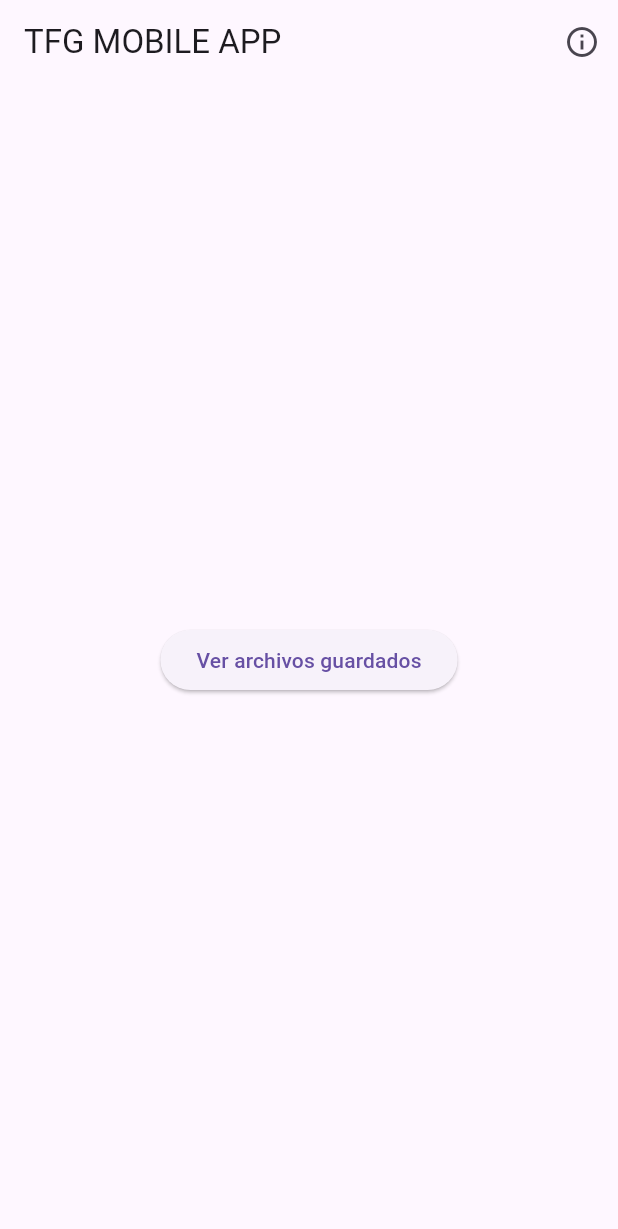
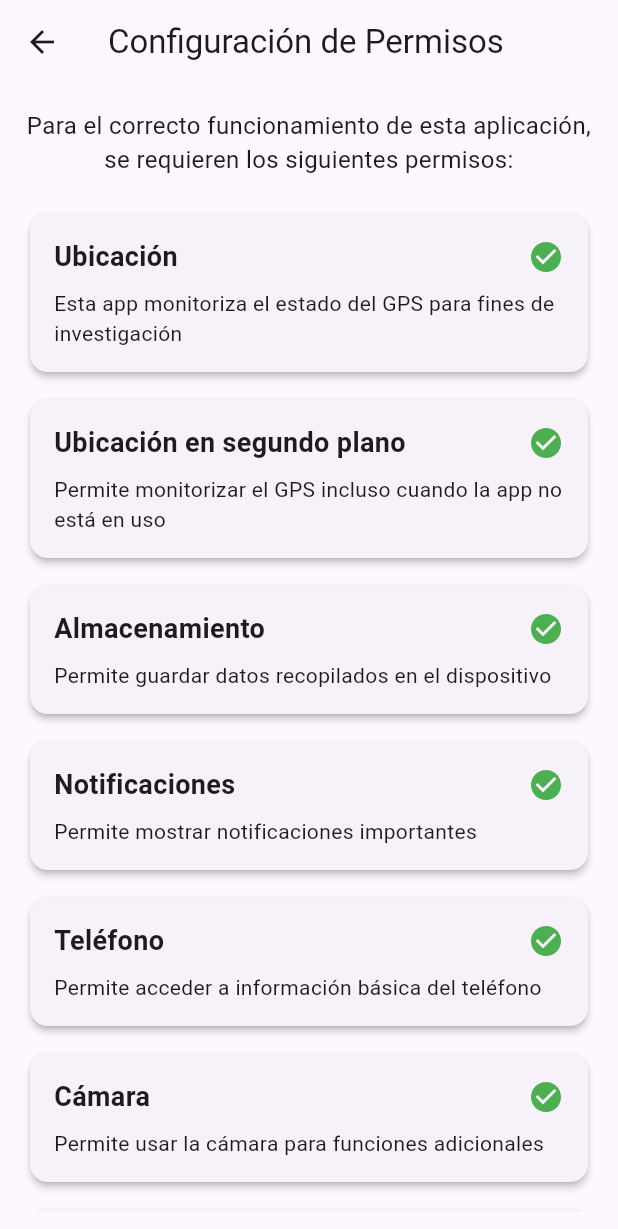
Before and after one commit to Ignacioelamo/TFG_Mobile_App, a Flutter app: the screen it shows after launch, on a phone screen of 412 x 824 dp. Shown: the top 1229 px of the screen. Run offline on Flutter 3.47's test engine with Material 3 defaults, Android fonts, the phone set to English and light mode, and no system bars; our stand-ins replace get_it, local_auth, open_file, permission_handler, shared_preferences, supabase_flutter; missing offline and left inert: app_permissions_monitor, workmanager; accounts and stored records are empty; statements that could not run were skipped.

Commit message:
Feature: Implementar pantallas de login y permisos + Actualizar flujo de navegación

```diff
--- /dev/null
+++ b/lib/view/permissions_screen.dart
@@ -0,0 +1,255 @@
+import 'package:flutter/material.dart';
+import 'package:permission_handler/permission_handler.dart';
+import 'package:flutter/foundation.dart';
+import '../core/services/permission_service.dart';
+
+class PermissionsScreen extends StatefulWidget {
+  const PermissionsScreen({Key? key}) : super(key: key);
+
+  @override
+  _PermissionsScreenState createState() => _PermissionsScreenState();
+}
+
+class _PermissionsScreenState extends State<PermissionsScreen> {
+  bool _isLoading = true;
+  bool _locationGranted = false;
+  bool _backgroundLocationGranted = false;
+  bool _storageGranted = false;
+  bool _notificationsGranted = false;
+  bool _phoneGranted = false;
+  bool _cameraGranted = false;
+  bool _contactsGranted = false;
+
+  @override
+  void initState() {
+    super.initState();
+    _checkAndRequestPermissions();
+  }
+
+  Future<void> _checkAndRequestPermissions() async {
+    setState(() {
+      _isLoading = true;
+    });
+
+    // Verificar todos los permisos necesarios
+    var locationStatus = await Permission.location.status;
+    var backgroundStatus = await Permission.locationAlways.status;
+    var storageStatus = await Permission.storage.status;
+    var notificationStatus = await Permission.notification.status;
+    var phoneStatus = await Permission.phone.status;
+    var cameraStatus = await Permission.camera.status;
+    var contactsStatus = await Permission.contacts.status;
+
+    setState(() {
+      _locationGranted = locationStatus.isGranted;
+      _backgroundLocationGranted = backgroundStatus.isGranted;
+      _storageGranted = storageStatus.isGranted;
+      _notificationsGranted = notificationStatus.isGranted;
+      _phoneGranted = phoneStatus.isGranted;
+      _cameraGranted = cameraStatus.isGranted;
+      _contactsGranted = contactsStatus.isGranted;
+      _isLoading = false;
+    });
+  }
+
+  // Solicitar permiso de ubicación
+  Future<void> _requestLocationPermission() async {
+    final status = await Permission.location.request();
+    setState(() {
+      _locationGranted = status.isGranted;
+    });
+
+    if (status.isGranted) {
+      final backgroundStatus = await Permission.locationAlways.request();
+      setState(() {
+        _backgroundLocationGranted = backgroundStatus.isGranted;
+      });
+    }
+  }
+
+  // Solicitar permisos de almacenamiento
+  Future<void> _requestStoragePermission() async {
+    final status = await Permission.storage.request();
+    setState(() {
+      _storageGranted = status.isGranted;
+    });
+  }
+
+  // Solicitar permisos de notificaciones
+  Future<void> _requestNotificationsPermission() async {
+    final status = await Permission.notification.request();
+    setState(() {
+      _notificationsGranted = status.isGranted;
+    });
+  }
+
+  // Solicitar permisos de teléfono
+  Future<void> _requestPhonePermission() async {
+    final status = await Permission.phone.request();
+    setState(() {
+      _phoneGranted = status.isGranted;
+    });
+  }
+
+  // Solicitar permisos de cámara
+  Future<void> _requestCameraPermission() async {
+    final status = await Permission.camera.request();
+    setState(() {
+      _cameraGranted = status.isGranted;
+    });
+  }
+
+  // Solicitar permisos de contactos
+  Future<void> _requestContactsPermission() async {
+    final status = await Permission.contacts.request();
+    setState(() {
+      _contactsGranted = status.isGranted;
+    });
+  }
+
+  void _continueToLogin() {
+    Navigator.of(context).pushReplacementNamed('/');
+  }
+
+  @override
+  Widget build(BuildContext context) {
+    return Scaffold(
+      appBar: AppBar(
+        title: const Text('Configuración de Permisos'),
+      ),
+      body: _isLoading
+          ? const Center(child: CircularProgressIndicator())
+          : Padding(
+              padding: const EdgeInsets.all(16.0),
+              child: SingleChildScrollView(
+                child: Column(
+                  mainAxisAlignment: MainAxisAlignment.center,
+                  crossAxisAlignment: CrossAxisAlignment.stretch,
+                  children: [
+                    const Text(
+                      'Para el correcto funcionamiento de esta aplicación, se requieren los siguientes permisos:',
+                      style: TextStyle(fontSize: 16),
+                      textAlign: TextAlign.center,
+                    ),
+                    const SizedBox(height: 20),
+                    _buildPermissionItem(
+                      'Ubicación',
+                      _locationGranted,
+                      'Esta app monitoriza el estado del GPS para fines de investigación',
+                      _requestLocationPermission,
+                    ),
+                    const SizedBox(height: 10),
+                    _buildPermissionItem(
+                      'Ubicación en segundo plano',
+                      _backgroundLocationGranted,
+                      'Permite monitorizar el GPS incluso cuando la app no está en uso',
+                      () async {
+                        if (_locationGranted) {
+                          final status =
+                              await Permission.locationAlways.request();
+                          setState(() {
+                            _backgroundLocationGranted = status.isGranted;
+                          });
+                        } else {
+                          _requestLocationPermission();
+                        }
+                      },
+                    ),
+                    const SizedBox(height: 10),
+                    _buildPermissionItem(
+                      'Almacenamiento',
+                      _storageGranted,
+                      'Permite guardar datos recopilados en el dispositivo',
+                      _requestStoragePermission,
+                    ),
+                    const SizedBox(height: 10),
+                    _buildPermissionItem(
+                      'Notificaciones',
+                      _notificationsGranted,
+                      'Permite mostrar notificaciones importantes',
+                      _requestNotificationsPermission,
+                    ),
+                    const SizedBox(height: 10),
+                    _buildPermissionItem(
+                      'Teléfono',
+                      _phoneGranted,
+                      'Permite acceder a información básica del teléfono',
+                      _requestPhonePermission,
+                    ),
+                    const SizedBox(height: 10),
+                    _buildPermissionItem(
+                      'Cámara',
+                      _cameraGranted,
+                      'Permite usar la cámara para funciones adicionales',
+                      _requestCameraPermission,
+                    ),
+                    const SizedBox(height: 10),
+                    _buildPermissionItem(
+                      'Contactos',
+                      _contactsGranted,
+                      'Permite acceder a la información de contactos',
+                      _requestContactsPermission,
+                    ),
+                    const SizedBox(height: 30),
+                    ElevatedButton(
+                      onPressed: _continueToLogin,
+                      style: ElevatedButton.styleFrom(
+                        padding: const EdgeInsets.symmetric(vertical: 16),
+                      ),
+                      child: const Text(
+                        'Continuar',
+                        style: TextStyle(fontSize: 16),
+                      ),
+                    ),
+                    const SizedBox(height: 16),
+                    Text(
+                      'Nota: Esta aplicación necesita estos permisos para recopilar datos para el proyecto de investigación. Puedes continuar sin todos los permisos, pero algunas funciones podrían no estar disponibles.',
+                      style: TextStyle(color: Colors.red.shade700),
+                      textAlign: TextAlign.center,
+                    ),
+                  ],
+                ),
+              ),
+            ),
+    );
+  }
+
+  Widget _buildPermissionItem(
+    String title,
+    bool isGranted,
+    String description,
+    VoidCallback onRequestPermission,
+  ) {
+    return Card(
+      elevation: 2,
+      child: Padding(
+        padding: const EdgeInsets.all(16.0),
+        child: Column(
+          crossAxisAlignment: CrossAxisAlignment.start,
+          children: [
+            Row(
+              mainAxisAlignment: MainAxisAlignment.spaceBetween,
+              children: [
+                Text(
+                  title,
+                  style: const TextStyle(
+                    fontSize: 18,
+                    fontWeight: FontWeight.bold,
+                  ),
+                ),
+                isGranted
+                    ? const Icon(Icons.check_circle, color: Colors.green)
+                    : ElevatedButton(
+                        onPressed: onRequestPermission,
+                        child: const Text('Permitir'),
+                      ),
+              ],
+            ),
+            const SizedBox(height: 8),
+            Text(description),
+          ],
+        ),
+      ),
+    );
+  }
+}
```
Also changed, not shown: lib/main.dart (+8 -9 lines), lib/view/login_screen.dart (added, +172 -0 lines), lib/view/my_app.dart (+49 -5 lines).
